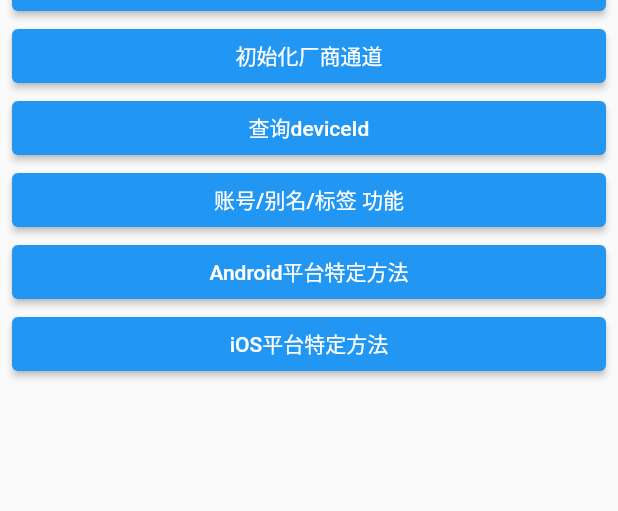
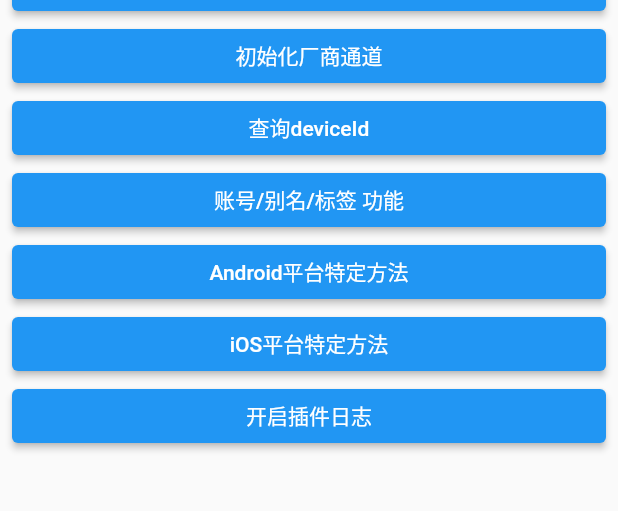
Before and after one commit to aliyun/alibabacloud-push-flutter-plugin, a Flutter app: the screen it shows after launch, on a phone screen of 412 x 824 dp, the part 148-659 px from its top. Run offline on Flutter 3.47's test engine with Material 2 defaults, Android fonts, the light colour scheme and no system bars; our stand-ins replace dropdown_button2, fluttertoast.

```diff
--- a/example/lib/ios.dart
+++ b/example/lib/ios.dart
@@ -37,7 +37,7 @@
       padding: const EdgeInsets.symmetric(horizontal: 10.0),
       child: ElevatedButton(
           onPressed: () {
-            _aliyunPush.showIOSNoticeWhenForeground(true).then((result){
+            _aliyunPush.showIOSNoticeWhenForeground(true).then((result) {
               var code = result['code'];
               if (code == kAliyunPushSuccessCode) {
                 Fluttertoast.showToast(
--- a/example/lib/main.dart
+++ b/example/lib/main.dart
@@ -237,7 +237,12 @@
                       }),
                     );
                   },
-                  child: const Text('iOS平台特定方法'))
+                  child: const Text('iOS平台特定方法')),
+              ElevatedButton(
+                  onPressed: () {
+                    _aliyunPush.setPluginLogEnabled(true);
+                  },
+                  child: const Text('开启插件日志'))
             ],
           ),
         ),
--- a/pubspec.yaml
+++ b/pubspec.yaml
@@ -1,6 +1,6 @@
 name: aliyun_push
 description: Aliyun Push Flutter plugin.
-version: 0.0.3
+version: 0.0.4
 homepage: https://help.aliyun.com/document_detail/434552.html
 
 environment:
```
Also changed, not shown: example/pubspec.lock, 1 other file.
